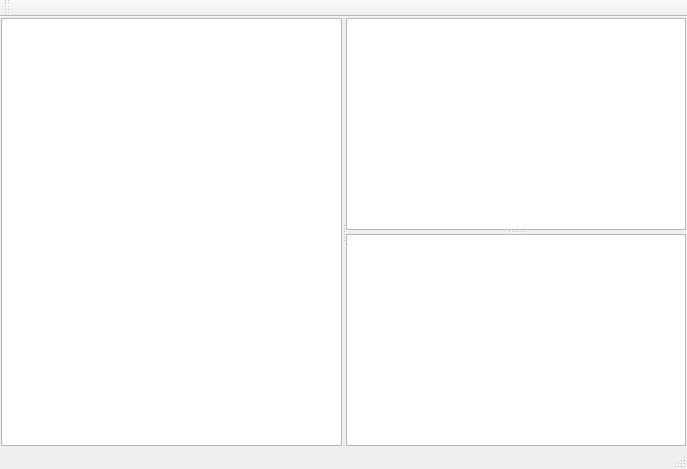
RA9OAJ/rexloader, file REXLoader/rexwindow.ui: the form before one commit.
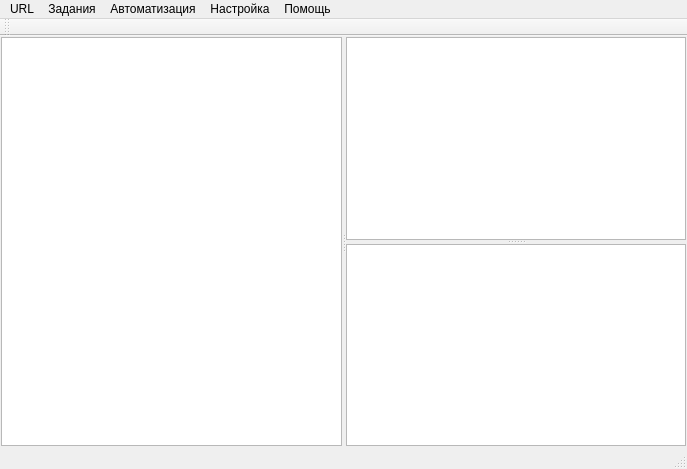
The form after the commit.

Commit message: Доработка формы GUI

Diff of the .ui file:
```diff
--- a/REXLoader/rexwindow.ui
+++ b/REXLoader/rexwindow.ui
@@ -54,9 +54,65 @@
      <x>0</x>
      <y>0</y>
      <width>687</width>
-     <height>22</height>
+     <height>21</height>
     </rect>
    </property>
+   <widget class="QMenu" name="menuURL">
+    <property name="title">
+     <string>URL</string>
+    </property>
+    <addaction name="actionAdd_URL"/>
+    <addaction name="actionDelURL"/>
+    <addaction name="separator"/>
+    <addaction name="actionDelURLFiles"/>
+   </widget>
+   <widget class="QMenu" name="menu">
+    <property name="title">
+     <string>Задания</string>
+    </property>
+    <addaction name="actionStart"/>
+    <addaction name="actionStop"/>
+    <addaction name="actionStartAll"/>
+    <addaction name="actionStopAll"/>
+    <addaction name="separator"/>
+    <addaction name="actionTaskPropert"/>
+   </widget>
+   <widget class="QMenu" name="menu_2">
+    <property name="title">
+     <string>Автоматизация</string>
+    </property>
+    <widget class="QMenu" name="menu_3">
+     <property name="title">
+      <string>По завершении заданий</string>
+     </property>
+     <addaction name="actionPoweroff"/>
+    </widget>
+    <addaction name="actionSchedule"/>
+    <addaction name="menu_3"/>
+   </widget>
+   <widget class="QMenu" name="menu_4">
+    <property name="title">
+     <string>Настройка</string>
+    </property>
+    <addaction name="actionpluginsShow"/>
+    <addaction name="separator"/>
+    <addaction name="actionAppSettings"/>
+   </widget>
+   <widget class="QMenu" name="menu_5">
+    <property name="title">
+     <string>Помощь</string>
+    </property>
+    <addaction name="actionHelp"/>
+    <addaction name="actionOnlineHelp"/>
+    <addaction name="separator"/>
+    <addaction name="actionAbout"/>
+    <addaction name="actionAboutQt"/>
+   </widget>
+   <addaction name="menuURL"/>
+   <addaction name="menu"/>
+   <addaction name="menu_2"/>
+   <addaction name="menu_4"/>
+   <addaction name="menu_5"/>
   </widget>
   <widget class="QToolBar" name="mainToolBar">
    <attribute name="toolBarArea">
```
Left out of the diff: 92 changed lines with no effect on the pictures.
